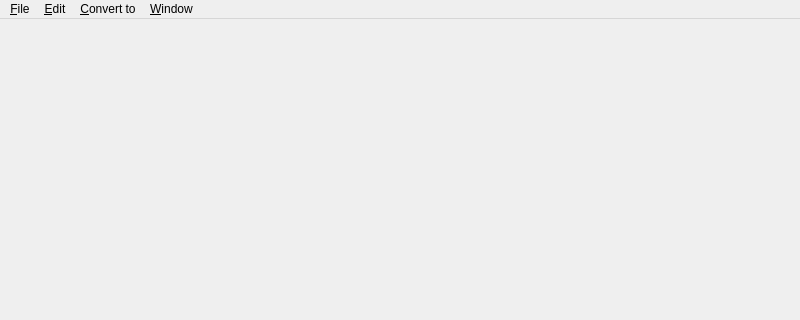
Qt form ui/MainWindow.ui (lastland/ImageProcessor) before a commit; both pictures show x 0 to 800 and y 0 to 320 of the 800 by 600 pixel window.
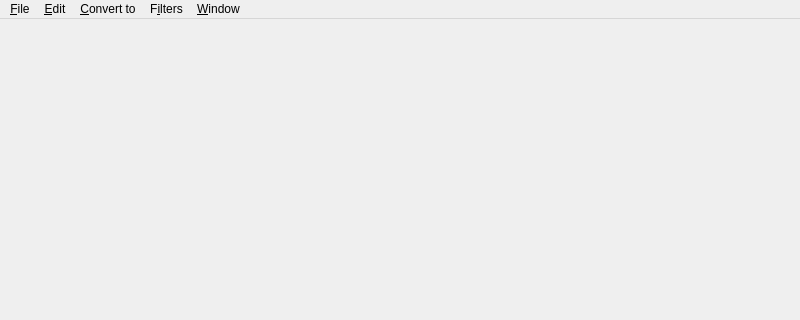
The same form after that commit.

Commit message: Gaussian Filter.

```diff
--- a/ui/MainWindow.ui
+++ b/ui/MainWindow.ui
@@ -72,9 +72,18 @@
     <addaction name="actionAlgebraicOp"/>
     <addaction name="actionGeometricOp"/>
    </widget>
+   <widget class="QMenu" name="menuFilters">
+    <property name="title">
+     <string>F&amp;ilters</string>
+    </property>
+    <addaction name="actionGaussian"/>
+    <addaction name="actionMean"/>
+    <addaction name="actionMedian"/>
+   </widget>
    <addaction name="menu_File"/>
    <addaction name="menuEdit"/>
    <addaction name="menu_Convert"/>
+   <addaction name="menuFilters"/>
    <addaction name="menuWindow"/>
   </widget>
   <action name="actionOpen">
```
Left out of the diff: 15 changed lines with no effect on the pictures. The commit also changes 12 other files.
